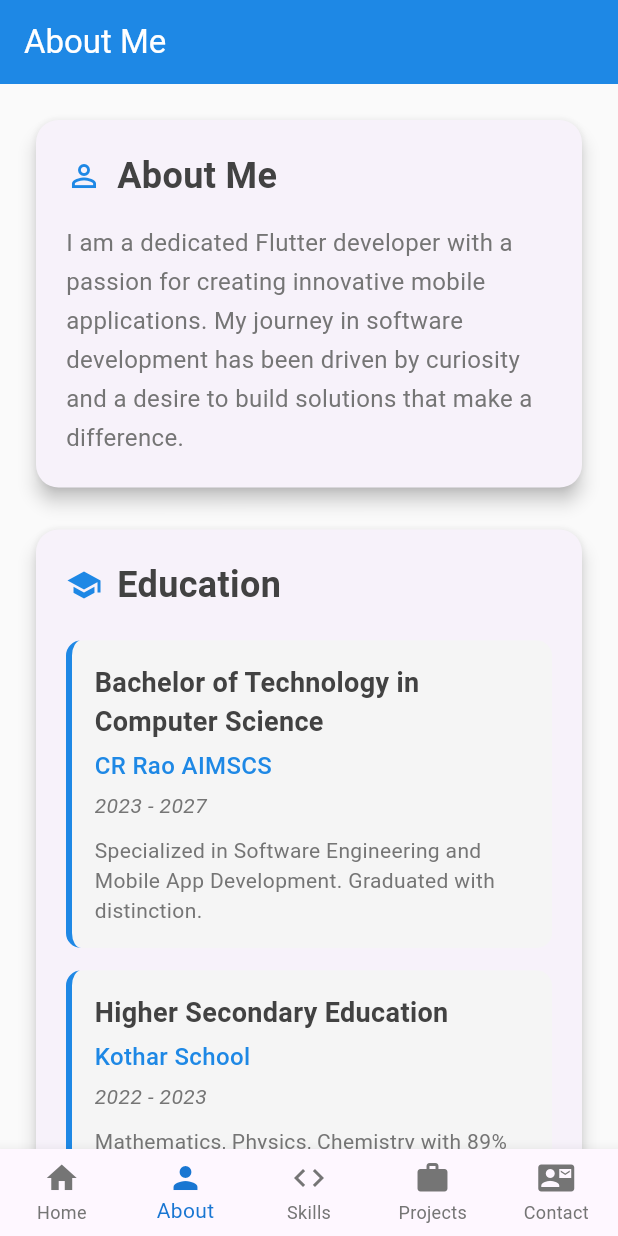
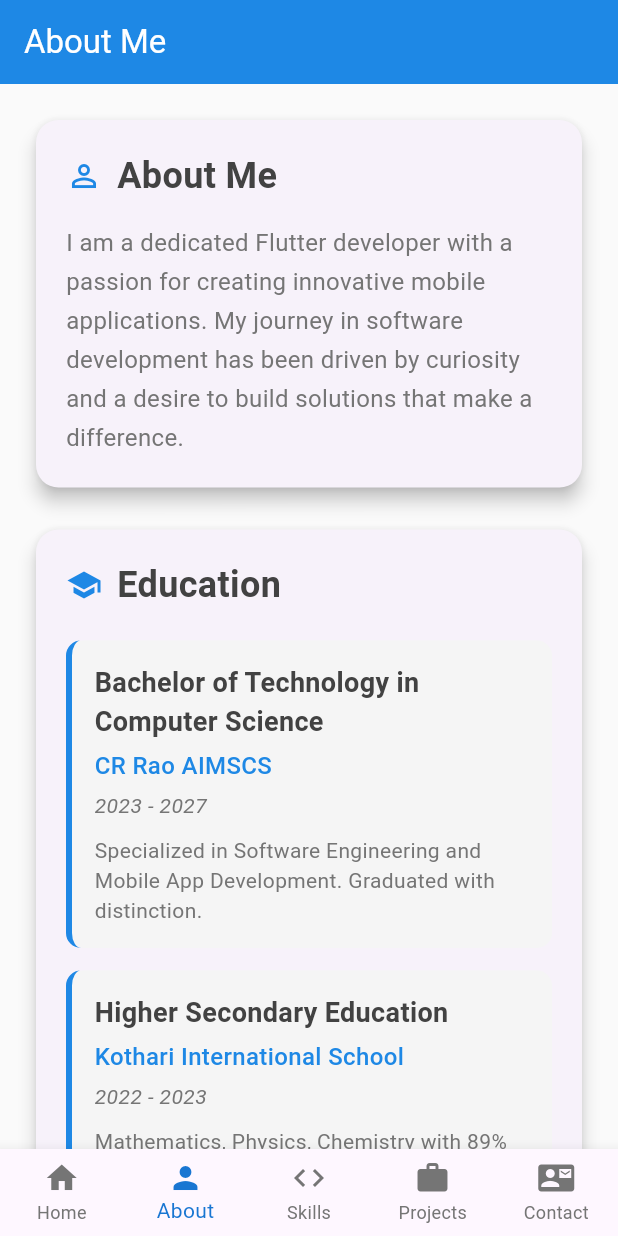
Before and after one commit to sairakesh21/flutter-portfolio, a Flutter app: the screen it shows after launch, item 2 of the bottom bar chosen, on a phone screen of 412 x 824 dp. Run offline on Flutter 3.47's test engine with Material 3 defaults, Android fonts, the phone set to English and light mode, and no system bars; network calls fail.

Commit message:
Update main.dart

```diff
--- a/lib/main.dart
+++ b/lib/main.dart
@@ -255,7 +255,7 @@ class AboutScreen extends StatelessWidget {
 
                     EducationItem(
                       degree: 'Higher Secondary Education',
-                      institution: 'Kothar School',
+                      institution: 'Kothari International School',
                       duration: '2022 - 2023',
                       description: 'Mathematics, Physics, Chemistry with 89% aggregate.',
                     ),
```
